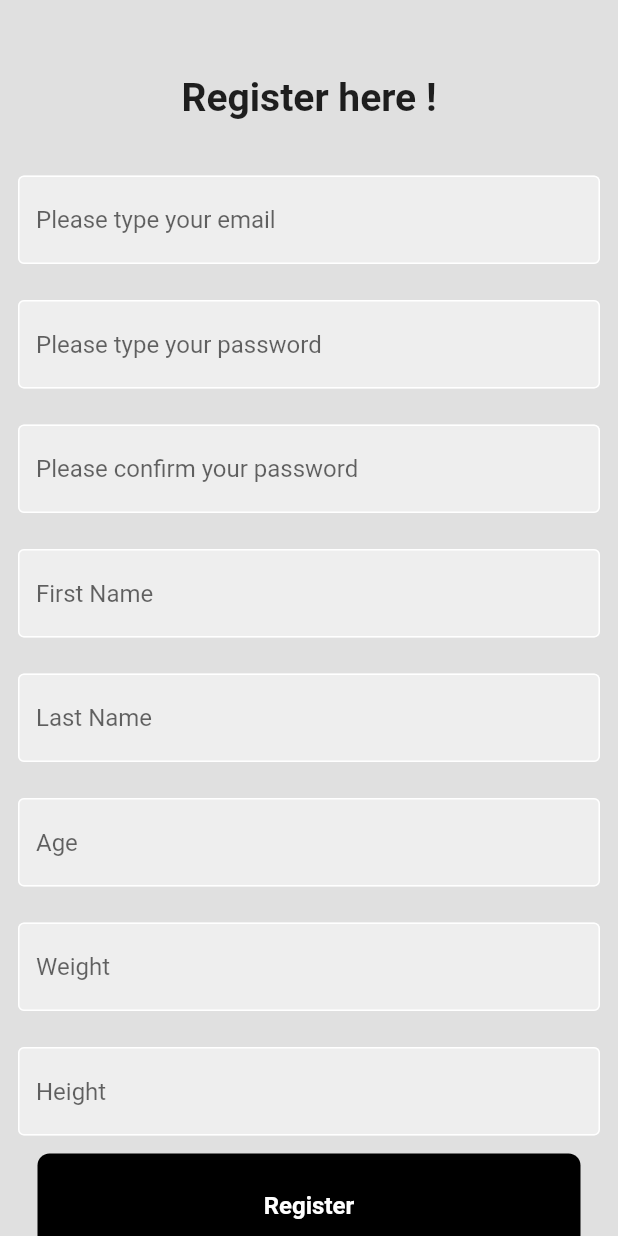
After one commit to ahmedadelelshaer/Gym_app-tial, a Flutter app: the screen it shows after launch, after a tap on "Register now", on a phone screen of 412 x 824 dp. The commit adds this screen. Run offline on Flutter 3.47's test engine with Material 2 defaults, Android fonts, the phone set to English and light mode, and no system bars; our stand-ins replace cloud_firestore, firebase_auth, firebase_core; accounts and stored records are empty; network calls fail.

Commit message:
login and userdetails

```diff
--- a/lib/main.dart
+++ b/lib/main.dart
@@ -2,6 +2,8 @@ import 'package:firebase_core/firebase_core.dart';
 import 'package:flutter/material.dart';
 import 'package:gymapp/screens/LogIn.dart';
 import 'package:gymapp/screens/auth_screen.dart';
+import 'package:gymapp/screens/gym_page.dart';
+import 'package:gymapp/screens/register.dart';
 import 'firebase_options.dart';
 
 void main() async {
@@ -9,6 +11,7 @@ void main() async {
   await Firebase.initializeApp(
     options: DefaultFirebaseOptions.currentPlatform,
   );
+
   runApp(const MyApp());
 }
 
@@ -18,8 +21,6 @@ class MyApp extends StatelessWidget {
   @override
   Widget build(BuildContext context) {
     return MaterialApp(
-      debugShowCheckedModeBanner: false,
-      home: AuthPage(),
-    );
+        debugShowCheckedModeBanner: false, home: AuthPage(), routes: {});
   }
 }
--- a/lib/screens/LogIn.dart
+++ b/lib/screens/LogIn.dart
@@ -1,12 +1,13 @@
 import 'package:firebase_auth/firebase_auth.dart';
 
 import 'package:flutter/material.dart';
-import 'package:gymapp/my_buttons.dart';
-import 'package:gymapp/style_square.dart';
+import 'package:gymapp/utilites/dialog.dart/my_buttons.dart';
+import 'package:gymapp/utilites/dialog.dart/style_square.dart';
 import 'package:gymapp/utilites/dialog.dart/dialog.dart';
 
 class LogIn extends StatefulWidget {
-  const LogIn({super.key});
+  final Function()? onTap;
+  const LogIn({super.key, required this.onTap});
 
   @override
   State<LogIn> createState() => _LogInState();
@@ -33,13 +34,13 @@ class _LogInState extends State<LogIn> {
     } on FirebaseAuthException catch (e) {
       Navigator.pop(context);
       if (e.code == 'user-not-found') {
-        dialog(context, "User not found");
+        dialog(context, "User not found", "An error occured");
       } else if (e.code == 'wrong-password') {
-        dialog(context, "Password is incorrect");
+        dialog(context, "Password is incorrect", "An error occured");
       } else if (e.code == 'invalid-email') {
-        dialog(context, "Invalid Email");
+        dialog(context, "Invalid Email", "An error occured");
       } else {
-        print(e.code);
+        dialog(context, e.code.toString(), "An error occured");
       }
     }
   }
@@ -56,9 +57,10 @@ class _LogInState extends State<LogIn> {
                   SizedBox(
                     height: 50,
                   ),
-                  Icon(
-                    Icons.lock,
-                    size: 100,
+                  Image.asset(
+                    "assets/gymlogo2.png",
+                    width: 75,
+                    height: 75,
                   ),
                   SizedBox(
                     height: 50,
@@ -114,7 +116,7 @@ class _LogInState extends State<LogIn> {
                           hintText: "Please type your password"),
                     ),
                   ),
-                  MyButton(onTap: signin),
+                  MyButton(onTap: signin, text: "Sign in"),
                   SizedBox(
                     height: 50,
                   ),
@@ -144,6 +146,7 @@ class _LogInState extends State<LogIn> {
                       ),
                       const SizedBox(width: 4),
                       GestureDetector(
+                        onTap: widget.onTap, // Use widget.onTap here
                         child: const Text(
                           'Register now',
                           style: TextStyle(
--- a/lib/screens/auth_screen.dart
+++ b/lib/screens/auth_screen.dart
@@ -1,7 +1,8 @@
 import 'package:firebase_auth/firebase_auth.dart';
 import 'package:flutter/material.dart';
-import 'package:gymapp/gym_page.dart';
+import 'package:gymapp/screens/gym_page.dart';
 import 'package:gymapp/screens/LogIn.dart';
+import 'package:gymapp/screens/login_or_register.dart';
 
 class AuthPage extends StatelessWidget {
   const AuthPage({super.key});
@@ -13,9 +14,9 @@ class AuthPage extends StatelessWidget {
       stream: FirebaseAuth.instance.authStateChanges(),
       builder: (context, snapshot) {
         if (snapshot.hasData) {
-          return GymPage();
+          return const GymPage();
         } else {
-          return LogIn();
+          return const LogInOrSignUp();
         }
       },
     ));
--- /dev/null
+++ b/lib/screens/login_or_register.dart
@@ -0,0 +1,32 @@
+import 'package:flutter/material.dart';
+import 'package:gymapp/screens/LogIn.dart';
+import 'package:gymapp/screens/register.dart';
+
+class LogInOrSignUp extends StatefulWidget {
+  const LogInOrSignUp({super.key});
+
+  @override
+  State<LogInOrSignUp> createState() => _LogInOrSignUpState();
+}
+
+class _LogInOrSignUpState extends State<LogInOrSignUp> {
+  bool showLoginPage = true;
+  void togglePage() {
+    setState(() {
+      showLoginPage = !showLoginPage;
+    });
+  }
+
+  @override
+  Widget build(BuildContext context) {
+    if (showLoginPage) {
+      return LogIn(
+        onTap: togglePage,
+      );
+    } else {
+      return register_screen(
+        onTap: togglePage,
+      );
+    }
+  }
+}
--- /dev/null
+++ b/lib/screens/register.dart
@@ -0,0 +1,335 @@
+import 'package:cloud_firestore/cloud_firestore.dart';
+import 'package:firebase_auth/firebase_auth.dart';
+import 'package:flutter/material.dart';
+
+import '../utilites/dialog.dart/my_buttons.dart';
+import '../utilites/dialog.dart/style_square.dart';
+import '../utilites/dialog.dart/dialog.dart';
+
+class register_screen extends StatefulWidget {
+  final Function()? onTap;
+  const register_screen({super.key, required this.onTap});
+
+  @override
+  State<register_screen> createState() => register_screenState();
+}
+
+class register_screenState extends State<register_screen> {
+  final emailController = TextEditingController();
+  final passwordController = TextEditingController();
+  final confirmpasswordController = TextEditingController();
+  final firstNamecont = TextEditingController();
+  final agecont = TextEditingController();
+  final lastNamecont = TextEditingController();
+  final weightcont = TextEditingController();
+  final heightcont = TextEditingController();
+
+  @override
+  void dispose() {
+    emailController.dispose();
+    passwordController.dispose();
+    confirmpasswordController.dispose();
+    firstNamecont.dispose();
+    agecont.dispose();
+    lastNamecont.dispose();
+    weightcont.dispose();
+    heightcont.dispose();
+    super.dispose();
+  }
+
+  void signup() async {
+    final email = emailController.text.trim();
+    final password = passwordController.text.trim();
+    final confirmPassword = confirmpasswordController.text.trim();
+    final firstName = firstNamecont.text.trim();
+    final lastName = lastNamecont.text.trim();
+    final ageText = agecont.text.trim();
+    final weightText = weightcont.text.trim();
+    final heightText = heightcont.text.trim();
+
+    if (email.isEmpty ||
+        password.isEmpty ||
+        confirmPassword.isEmpty ||
+        firstName.isEmpty ||
+        lastName.isEmpty ||
+        ageText.isEmpty ||
+        weightText.isEmpty ||
+        heightText.isEmpty) {
+      dialog(context, "Please fill in all fields", "An error occurred");
+      return;
+    }
+
+    if (password != confirmPassword) {
+      dialog(context, "Passwords don't match", "An error occurred");
+      return;
+    }
+
+    int age, weight, height;
+    try {
+      age = int.parse(ageText);
+      weight = int.parse(weightText);
+      height = int.parse(heightText);
+    } catch (e) {
+      dialog(context, "Age, weight, and height must be integers",
+          "An error occurred");
+      return;
+    }
+
+    try {
+      await FirebaseAuth.instance.createUserWithEmailAndPassword(
+        email: email,
+        password: password,
+      );
+
+      dialog(context, "User is successfully created", "Congrats!");
+
+      addUserDetails(firstName, lastName, age, weight, height);
+
+      Navigator.of(context).pushNamedAndRemoveUntil('/login', (route) => false);
+    } on FirebaseAuthException catch (e) {
+      if (e.code == 'email-already-in-use') {
+        dialog(context, "Email is already used", "An error occurred");
+      } else if (e.code == 'weak-password') {
+        dialog(context, "Password is weak", "An error occurred");
+      } else if (e.code == 'invalid-email') {
+        dialog(context, "Invalid Email", "An error occurred");
+      } else {
+        dialog(context, "Registration error", "An error occurred");
+      }
+    }
+  }
+
+  Future addUserDetails(String firstName, String lastName, int age, int weight,
+      int height) async {
+    await FirebaseFirestore.instance.collection('Users').add({
+      'First Name': firstName,
+      'Last Name': lastName,
+      'Age': age,
+      'Weight': weight,
+      'Height': height,
+    });
+  }
+
+  @override
+  Widget build(BuildContext context) {
+    return Scaffold(
+        backgroundColor: Colors.grey[300],
+        body: SafeArea(
+          child: Center(
+            child: SingleChildScrollView(
+              child: Column(
+                children: [
+                  SizedBox(
+                    height: 50,
+                  ),
+                  Text("Register here !",
+                      style: TextStyle(
+                        fontWeight: FontWeight.bold,
+                        fontSize: 26,
+                      )),
+                  SizedBox(
+                    height: 25,
+                  ),
+                  Padding(
+                    padding: EdgeInsets.all(12.0),
+                    child: TextField(
+                      controller: emailController,
+                      enableSuggestions: false,
+                      autocorrect: false,
+                      keyboardType: TextInputType.emailAddress,
+                      obscureText: false,
+                      decoration: InputDecoration(
+                          enabledBorder: OutlineInputBorder(
+                            borderSide: BorderSide(
+                              color: Colors.white,
+                            ),
+                          ),
+                          focusedBorder: OutlineInputBorder(
+                            borderSide: BorderSide(color: Colors.grey),
+                          ),
+                          fillColor: Colors.grey.shade200,
+                          filled: true,
+                          hintText: "Please type your email"),
+                    ),
+                  ),
+                  Padding(
+                    padding: EdgeInsets.all(12.0),
+                    child: TextField(
+                      controller: passwordController,
+                      enableSuggestions: false,
+                      autocorrect: false,
+                      obscureText: true,
+                      decoration: InputDecoration(
+                          enabledBorder: OutlineInputBorder(
+                            borderSide: BorderSide(
+                              color: Colors.white,
+                            ),
+                          ),
+                          focusedBorder: OutlineInputBorder(
+                            borderSide: BorderSide(color: Colors.grey),
+                          ),
+                          fillColor: Colors.grey.shade200,
+                          filled: true,
+                          hintText: "Please type your password"),
+                    ),
+                  ),
+                  Padding(
+                    padding: EdgeInsets.all(12.0),
+                    child: TextField(
+                      controller: confirmpasswordController,
+                      enableSuggestions: false,
+                      autocorrect: false,
+                      obscureText: true,
+                      decoration: InputDecoration(
+                          enabledBorder: OutlineInputBorder(
+                            borderSide: BorderSide(
+                              color: Colors.white,
+                            ),
+                          ),
+                          focusedBorder: OutlineInputBorder(
+                            borderSide: BorderSide(color: Colors.grey),
+                          ),
+                          fillColor: Colors.grey.shade200,
+                          filled: true,
+                          hintText: "Please confirm your password"),
+                    ),
+                  ),
+                  Padding(
+                    padding: EdgeInsets.all(12.0),
+                    child: TextField(
+                      controller: firstNamecont,
+                      enableSuggestions: false,
+                      autocorrect: false,
+                      obscureText: false,
+                      decoration: InputDecoration(
+                          enabledBorder: OutlineInputBorder(
+                            borderSide: BorderSide(
+                              color: Colors.white,
+                            ),
+                          ),
+                          focusedBorder: OutlineInputBorder(
+                            borderSide: BorderSide(color: Colors.grey),
+                          ),
+                          fillColor: Colors.grey.shade200,
+                          filled: true,
+                          hintText: "First Name"),
+                    ),
+                  ),
+                  Padding(
+                    padding: EdgeInsets.all(12.0),
+                    child: TextField(
+                      controller: lastNamecont,
+                      enableSuggestions: false,
+                      autocorrect: false,
+                      obscureText: false,
+                      decoration: InputDecoration(
+                          enabledBorder: OutlineInputBorder(
+                            borderSide: BorderSide(
+                              color: Colors.white,
+                            ),
+                          ),
+                          focusedBorder: OutlineInputBorder(
+                            borderSide: BorderSide(color: Colors.grey),
+                          ),
+                          fillColor: Colors.grey.shade200,
+                          filled: true,
+                          hintText: "Last Name"),
+                    ),
+                  ),
+                  Padding(
+                    padding: EdgeInsets.all(12.0),
+                    child: TextField(
+                      controller: agecont,
+                      enableSuggestions: false,
+                      autocorrect: false,
+                      obscureText: false,
+                      decoration: InputDecoration(
+                          enabledBorder: OutlineInputBorder(
+                            borderSide: BorderSide(
+                              color: Colors.white,
+                            ),
+                          ),
+                          focusedBorder: OutlineInputBorder(
+                            borderSide: BorderSide(color: Colors.grey),
+                          ),
+                          fillColor: Colors.grey.shade200,
+                          filled: true,
+                          hintText: "Age"),
+                    ),
+                  ),
+                  Padding(
+                    padding: EdgeInsets.all(12.0),
+                    child: TextField(
+                      controller: weightcont,
+                      enableSuggestions: false,
+                      autocorrect: false,
+                      obscureText: false,
+                      decoration: InputDecoration(
+                          enabledBorder: OutlineInputBorder(
+                            borderSide: BorderSide(
+                              color: Colors.white,
+                            ),
+                          ),
+                          focusedBorder: OutlineInputBorder(
+                            borderSide: BorderSide(color: Colors.grey),
+                          ),
+                          fillColor: Colors.grey.shade200,
+                          filled: true,
+                          hintText: "Weight"),
+                    ),
+                  ),
+                  Padding(
+                    padding: EdgeInsets.all(12.0),
+                    child: TextField(
+                      controller: heightcont,
+                      enableSuggestions: false,
+                      autocorrect: false,
+                      obscureText: false,
+                      decoration: InputDecoration(
+                          enabledBorder: OutlineInputBorder(
+                            borderSide: BorderSide(
+                              color: Colors.white,
+                            ),
+                          ),
+                          focusedBorder: OutlineInputBorder(
+                            borderSide: BorderSide(color: Colors.grey),
+                          ),
+                          fillColor: Colors.grey.shade200,
+                          filled: true,
+                          hintText: "Height"),
+                    ),
+                  ),
+                  MyButton(
+                    onTap: signup,
+                    text: "Register",
+                  ),
+                  SizedBox(
+                    height: 50,
+                  ),
+                  Row(
+                    mainAxisAlignment: MainAxisAlignment.center,
+                    children: [
+                      Text(
+                        'Already have an account?',
+                        style: TextStyle(color: Colors.grey[700]),
+                      ),
+                      const SizedBox(width: 4),
+                      GestureDetector(
+                        onTap: widget.onTap, // Use widget.onTap here
+                        child: const Text(
+                          ' Login now',
+                          style: TextStyle(
+                            color: Colors.blue,
+                            fontWeight: FontWeight.bold,
+                          ),
+                        ),
+                      ),
+                    ],
+                  )
+                ],
+              ),
+            ),
+          ),
+        ));
+  }
+}
--- a/lib/utilites/dialog.dart/dialog.dart
+++ b/lib/utilites/dialog.dart/dialog.dart
@@ -1,11 +1,11 @@
 import 'package:flutter/material.dart';
 
-Future<void> dialog(BuildContext context, String text1) {
+Future<void> dialog(BuildContext context, String text1, String text2) {
   return showDialog(
       context: context,
       builder: (context) {
         return AlertDialog(
-          title: const Text("An error happened"),
+          title: Text(text2),
           content: Text(text1),
           actions: [
             TextButton(
--- a/lib/my_buttons.dart
+++ b/lib/utilites/dialog.dart/my_buttons.dart
@@ -2,8 +2,9 @@ import 'package:flutter/material.dart';
 
 class MyButton extends StatelessWidget {
   final Function()? onTap;
+  final String text;
 
-  const MyButton({super.key, required this.onTap});
+  const MyButton({super.key, required this.onTap, required this.text});
 
   @override
   Widget build(BuildContext context) {
@@ -16,9 +17,9 @@ class MyButton extends StatelessWidget {
           color: Colors.black,
           borderRadius: BorderRadius.circular(8),
         ),
-        child: const Center(
+        child: Center(
           child: Text(
-            "Sign In",
+            text,
             style: TextStyle(
               color: Colors.white,
               fontWeight: FontWeight.bold,
--- a/pubspec.yaml
+++ b/pubspec.yaml
@@ -37,6 +37,7 @@ dependencies:
   cupertino_icons: ^1.0.2
   firebase_auth: ^4.8.0
   firebase_core: ^2.15.1
+  cloud_firestore: ^4.9.0
 
 dev_dependencies:
   flutter_test:
@@ -78,6 +79,7 @@ flutter:
      - assets/bluesky.png
      - assets/applelogo.png
      - assets/googlelogo.jpg
+     - assets/gymlogo2.png
   # An image asset can refer to one or more resolution-specific "variants", see
   # https://flutter.dev/assets-and-images/#resolution-aware
 
```
Also changed, not shown: lib/gym_page.dart (deleted, +0 -125 lines), lib/screens/gym_page.dart (renamed from lib/home_page.dart, +6 -6 lines), assets/gymlogo.png (added), assets/gymlogo2.png (added), lib/constants/exercies.dart (renamed from lib/exercies.dart), lib/provider/navbar.dart (renamed from lib/navbar.dart), lib/utilites/dialog.dart/style_square.dart (renamed from lib/style_square.dart), pubspec.lock, 1 other file.
